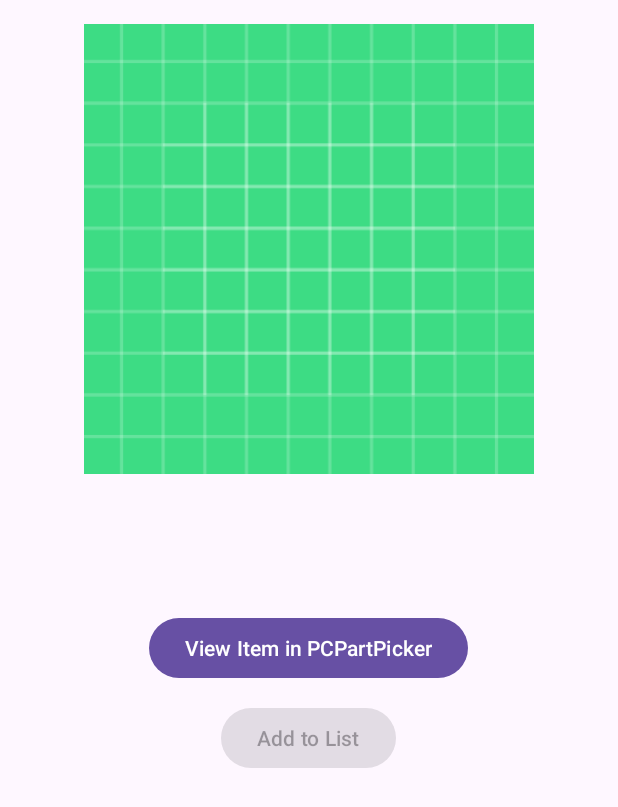
After one commit to SlothCodeSloth/PCPP_App, an Android app: the DetailActivity screen opened directly, with no data from a screen before it, on a phone screen of 412 x 824 dp. The commit adds this screen. Shown: the top 807 px of the screen. Run offline under Robolectric (Android 15) with nearby library versions, the phone set to English and light mode, and no system bars; pictures from the network do not load.

Commit message:
Successfully added API connection and transfer of Component names, price, and images to a RecyclerView.

```diff
--- a/app/src/main/AndroidManifest.xml
+++ b/app/src/main/AndroidManifest.xml
@@ -16,6 +16,9 @@
         android:theme="@style/Theme.PCPartPicker"
         tools:targetApi="31">
         <activity
+            android:name=".DetailActivity"
+            android:exported="false" />
+        <activity
             android:name=".MainActivity"
             android:exported="true">
             <intent-filter>
--- /dev/null
+++ b/app/src/main/java/com/example/pcpartpicker/DetailActivity.kt
@@ -0,0 +1,50 @@
+package com.example.pcpartpicker
+
+import android.content.Intent
+import android.net.Uri
+import android.os.Bundle
+import android.widget.Button
+import android.widget.ImageView
+import android.widget.TextView
+import androidx.activity.enableEdgeToEdge
+import androidx.appcompat.app.AppCompatActivity
+import androidx.core.view.ViewCompat
+import androidx.core.view.WindowInsetsCompat
+import com.bumptech.glide.Glide
+
+class DetailActivity : AppCompatActivity() {
+    override fun onCreate(savedInstanceState: Bundle?) {
+        super.onCreate(savedInstanceState)
+        enableEdgeToEdge()
+        setContentView(R.layout.activity_detail)
+
+        // Acquire attributes from XML file
+        val detailImage: ImageView = findViewById(R.id.detailImage)
+        val detailName: TextView = findViewById(R.id.detailName)
+        val detailPrice: TextView = findViewById(R.id.detailPrice)
+        val detailLink: Button = findViewById(R.id.detailLink)
+
+        // Get Data from Main Activity (Intent)
+        val name = intent.getStringExtra("product_name")
+        val price = intent.getStringExtra("product_price")
+        val image = intent.getStringExtra("product_image")
+        val url = intent.getStringExtra("product_url")
+
+        // Apply data to attributes
+        detailName.text = name
+        detailPrice.text = price
+        Glide.with(this)
+            .load(image)
+            .placeholder(R.drawable.ic_launcher_background)
+            .error(R.drawable.ic_launcher_background)
+            .into(detailImage)
+
+        // Add clickable button
+        detailLink.setOnClickListener {
+            val browserIntent = Intent(Intent.ACTION_VIEW, Uri.parse(url))
+            startActivity(browserIntent)
+        }
+
+        // TODO - Add to List Button
+    }
+}
--- /dev/null
+++ b/app/src/main/res/layout/activity_detail.xml
@@ -0,0 +1,57 @@
+<?xml version="1.0" encoding="utf-8"?>
+<ScrollView
+    xmlns:android="http://schemas.android.com/apk/res/android"
+    android:layout_width="match_parent"
+    android:layout_height="match_parent"
+    android:padding="16dp">
+
+    <LinearLayout
+        android:layout_width="match_parent"
+        android:layout_height="wrap_content"
+        android:orientation="vertical"
+        android:gravity="center"
+        android:layout_gravity="center_horizontal">
+
+        <ImageView
+            android:id="@+id/detailImage"
+            android:layout_width="300dp"
+            android:layout_height="300dp"
+            android:scaleType="centerCrop"
+            android:layout_marginBottom="16dp"/>
+
+        <TextView
+            android:id="@+id/detailName"
+            android:layout_width="wrap_content"
+            android:layout_height="wrap_content"
+            android:textSize="20sp"
+            android:textStyle="bold"
+            android:layout_gravity="center"
+            android:text="Component Name"
+            android:layout_marginBottom="8dp"/>
+
+        <TextView
+            android:id="@+id/detailPrice"
+            android:layout_width="wrap_content"
+            android:layout_height="wrap_content"
+            android:textStyle="bold"
+            android:textSize="18sp"
+            android:text="Price"
+            android:layout_gravity="center"
+            android:layout_marginBottom="16dp"/>
+
+        <Button
+            android:id="@+id/detailLink"
+            android:layout_width="wrap_content"
+            android:layout_height="wrap_content"
+            android:layout_marginBottom="12dp"
+            android:gravity="center"
+            android:text="View Item in PCPartPicker" />
+
+        <Button
+            android:id="@+id/listButton"
+            android:layout_width="wrap_content"
+            android:layout_height="wrap_content"
+            android:enabled="false"
+            android:text="Add to List" />
+    </LinearLayout>
+</ScrollView>
```
Also changed, not shown: app/src/main/java/com/example/pcpartpicker/ComponentAdapter.kt (+23 -7 lines), app/src/main/java/com/example/pcpartpicker/MainActivity.kt (+12 -27 lines).
